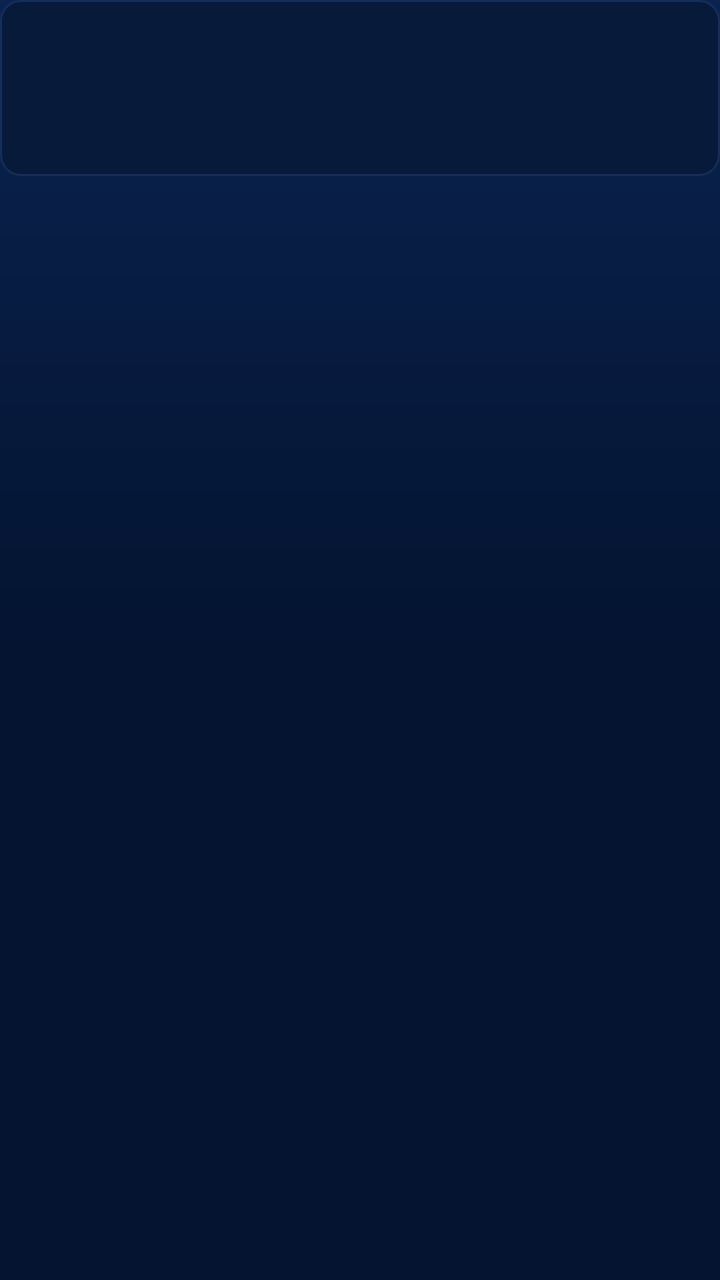
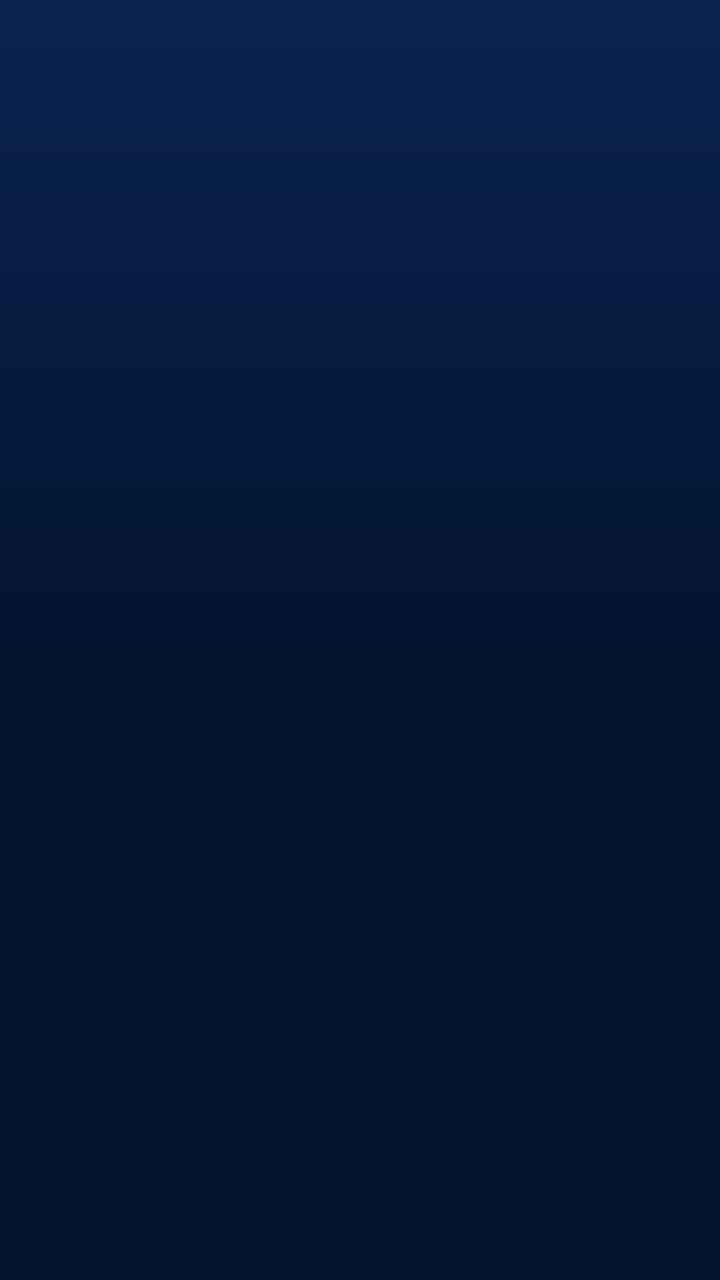

Compare the two renders of this Android layout. The source of the first and the diff that turns it into the second are given below.
<!-- AndroidManifest.xml: application theme TunaHome -->
<!-- res/layout/item_app.xml -->
<?xml version="1.0" encoding="utf-8"?>
<LinearLayout xmlns:android="http://schemas.android.com/apk/res/android"
    android:id="@+id/tile"
    android:layout_width="@dimen/tile_width"
    android:layout_height="wrap_content"
    android:layout_margin="@dimen/tile_gap"
    android:clickable="true"
    android:focusable="true"
    android:longClickable="true"
    android:orientation="vertical">

    <FrameLayout
        android:id="@+id/card"
        android:layout_width="match_parent"
        android:layout_height="@dimen/tile_height"
        android:background="@drawable/tile_bg">

        <ImageView
            android:id="@+id/banner"
            android:layout_width="match_parent"
            android:layout_height="match_parent"
            android:contentDescription="@null"
            android:scaleType="centerCrop" />

        <ImageView
            android:id="@+id/icon"
            android:layout_width="48dp"
            android:layout_height="48dp"
            android:layout_gravity="center"
            android:contentDescription="@null"
            android:scaleType="fitCenter" />

        <View
            android:id="@+id/ring"
            android:layout_width="match_parent"
            android:layout_height="match_parent"
            android:background="@drawable/tile_ring"
            android:visibility="invisible" />
    </FrameLayout>

    <TextView
        android:id="@+id/label"
        style="@style/Shadowed"
        android:layout_width="match_parent"
        android:layout_height="wrap_content"
        android:layout_marginTop="6dp"
        android:ellipsize="end"
        android:maxLines="1"
        android:textColor="?attr/tsText"
        android:textSize="13sp"
        android:visibility="invisible" />
</LinearLayout>
<!-- resources referenced by this layout -->
<resources>
  <dimen name="tile_gap">8dp</dimen>
  <dimen name="tile_height">88dp</dimen>
  <dimen name="tile_width">156dp</dimen>
  <!-- drawable tile_bg (drawable) -->
  <?xml version="1.0" encoding="utf-8"?>
  <shape xmlns:android="http://schemas.android.com/apk/res/android" android:shape="rectangle">
      <solid android:color="?attr/tsSurface" />
      <stroke android:width="1dp" android:color="?attr/tsSurfaceBorder" />
      <corners android:radius="10dp" />
  </shape>
  <!-- drawable tile_ring (drawable) -->
  <?xml version="1.0" encoding="utf-8"?>
  <shape xmlns:android="http://schemas.android.com/apk/res/android" android:shape="rectangle">
      <solid android:color="@android:color/transparent" />
      <stroke android:width="3dp" android:color="?attr/tsAccent" />
      <corners android:radius="10dp" />
  </shape>
  <style name="Shadowed">
          <item name="android:shadowColor">#B3000000</item>
          <item name="android:shadowRadius">5</item>
          <item name="android:shadowDy">1</item>
      </style>
  <style name="TunaHome" parent="@android:style/Theme.Material.NoActionBar">
          <item name="tsNavy">#041431</item>
          <item name="tsDeep">#0A2350</item>
          <item name="tsSurface">#081A3A</item>
          <item name="tsSurfaceBorder">#142F58</item>
          <item name="tsAccent">#0CC8F6</item>
          <item name="tsAccentSoft">#8BE6FC</item>
          <item name="tsBlue">#0B74D1</item>
          <item name="tsText">#EEF5FB</item>
          <item name="tsTextSecondary">#9FB3CC</item>
          <item name="android:windowBackground">@drawable/home_bg</item>
          <item name="android:colorAccent">?attr/tsAccent</item>
          <item name="android:alertDialogTheme">@style/TunaDialog</item>
      </style>
  <!-- drawable home_bg (drawable) -->
  <?xml version="1.0" encoding="utf-8"?>
  <shape xmlns:android="http://schemas.android.com/apk/res/android" android:shape="rectangle">
      <gradient
          android:angle="270"
          android:startColor="?attr/tsDeep"
          android:centerColor="?attr/tsNavy"
          android:endColor="?attr/tsNavy"
          android:type="linear" />
  </shape>
  <style name="TunaDialog" parent="@android:style/Theme.Material.Dialog.Alert">
          <item name="android:colorAccent">?attr/tsAccent</item>
          <item name="android:windowBackground">@drawable/dialog_bg</item>
      </style>
  <!-- drawable dialog_bg (drawable) -->
  <?xml version="1.0" encoding="utf-8"?>
  <inset xmlns:android="http://schemas.android.com/apk/res/android" android:inset="16dp">
      <shape android:shape="rectangle">
          <solid android:color="?attr/tsSurface" />
          <stroke android:width="1dp" android:color="?attr/tsSurfaceBorder" />
          <corners android:radius="16dp" />
      </shape>
  </inset>
</resources>

<!-- the commit's change to res/layout/item_app.xml (unified diff, before → after) -->
@@ -1,9 +1,8 @@
 <?xml version="1.0" encoding="utf-8"?>
 <LinearLayout xmlns:android="http://schemas.android.com/apk/res/android"
     android:id="@+id/tile"
-    android:layout_width="@dimen/tile_width"
+    android:layout_width="wrap_content"
     android:layout_height="wrap_content"
-    android:layout_margin="@dimen/tile_gap"
     android:clickable="true"
     android:focusable="true"
     android:longClickable="true"
@@ -11,9 +10,8 @@
 
     <FrameLayout
         android:id="@+id/card"
-        android:layout_width="match_parent"
-        android:layout_height="@dimen/tile_height"
-        android:background="@drawable/tile_bg">
+        android:layout_width="@dimen/tile_width"
+        android:layout_height="@dimen/tile_height">
 
         <ImageView
             android:id="@+id/banner"
@@ -30,11 +28,26 @@
             android:contentDescription="@null"
             android:scaleType="fitCenter" />
 
+        
+        <TextView
+            android:id="@+id/cardLabel"
+            android:layout_width="match_parent"
+            android:layout_height="wrap_content"
+            android:layout_gravity="bottom"
+            android:ellipsize="end"
+            android:gravity="center"
+            android:maxLines="1"
+            android:paddingStart="6dp"
+            android:paddingEnd="6dp"
+            android:paddingBottom="6dp"
+            android:textColor="?attr/tsText"
+            android:textSize="12sp"
+            android:visibility="gone" />
+
         <View
             android:id="@+id/ring"
             android:layout_width="match_parent"
             android:layout_height="match_parent"
-            android:background="@drawable/tile_ring"
             android:visibility="invisible" />
     </FrameLayout>
 
<!-- resource entries referenced after the edit -->
@@ -1,22 +1,7 @@
 <!-- resources referenced by this layout -->
 <resources>
-  <dimen name="tile_gap">8dp</dimen>
   <dimen name="tile_height">88dp</dimen>
   <dimen name="tile_width">156dp</dimen>
-  <!-- drawable tile_bg (drawable) -->
-  <?xml version="1.0" encoding="utf-8"?>
-  <shape xmlns:android="http://schemas.android.com/apk/res/android" android:shape="rectangle">
-      <solid android:color="?attr/tsSurface" />
-      <stroke android:width="1dp" android:color="?attr/tsSurfaceBorder" />
-      <corners android:radius="10dp" />
-  </shape>
-  <!-- drawable tile_ring (drawable) -->
-  <?xml version="1.0" encoding="utf-8"?>
-  <shape xmlns:android="http://schemas.android.com/apk/res/android" android:shape="rectangle">
-      <solid android:color="@android:color/transparent" />
-      <stroke android:width="3dp" android:color="?attr/tsAccent" />
-      <corners android:radius="10dp" />
-  </shape>
   <style name="Shadowed">
           <item name="android:shadowColor">#B3000000</item>
           <item name="android:shadowRadius">5</item>
